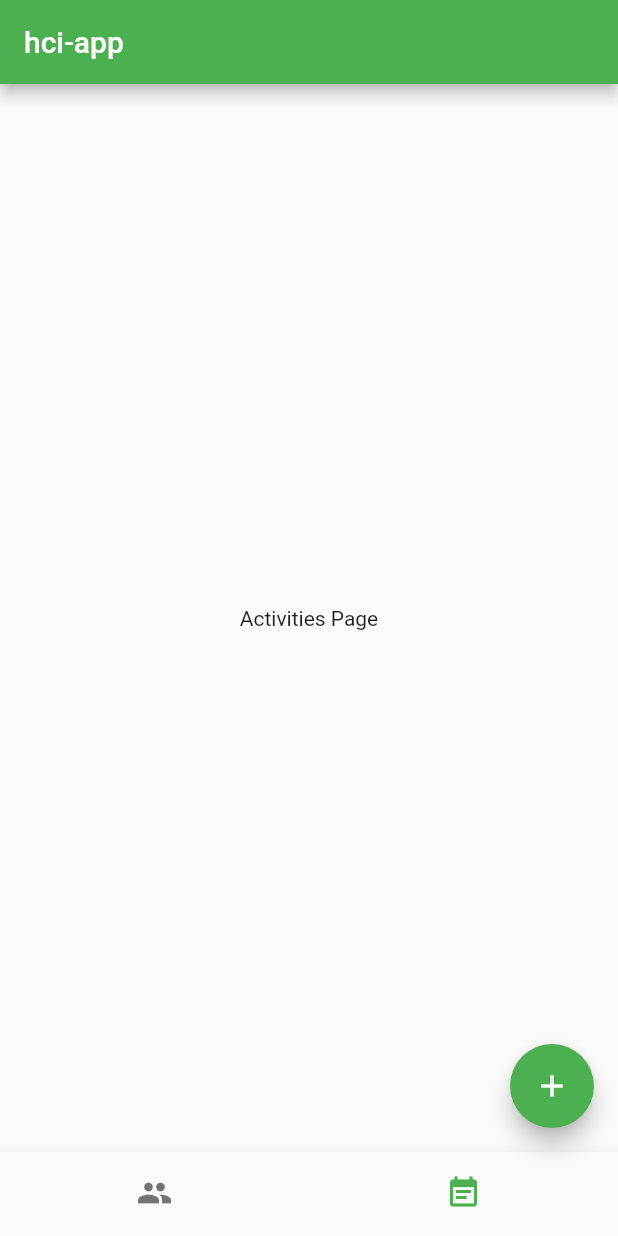
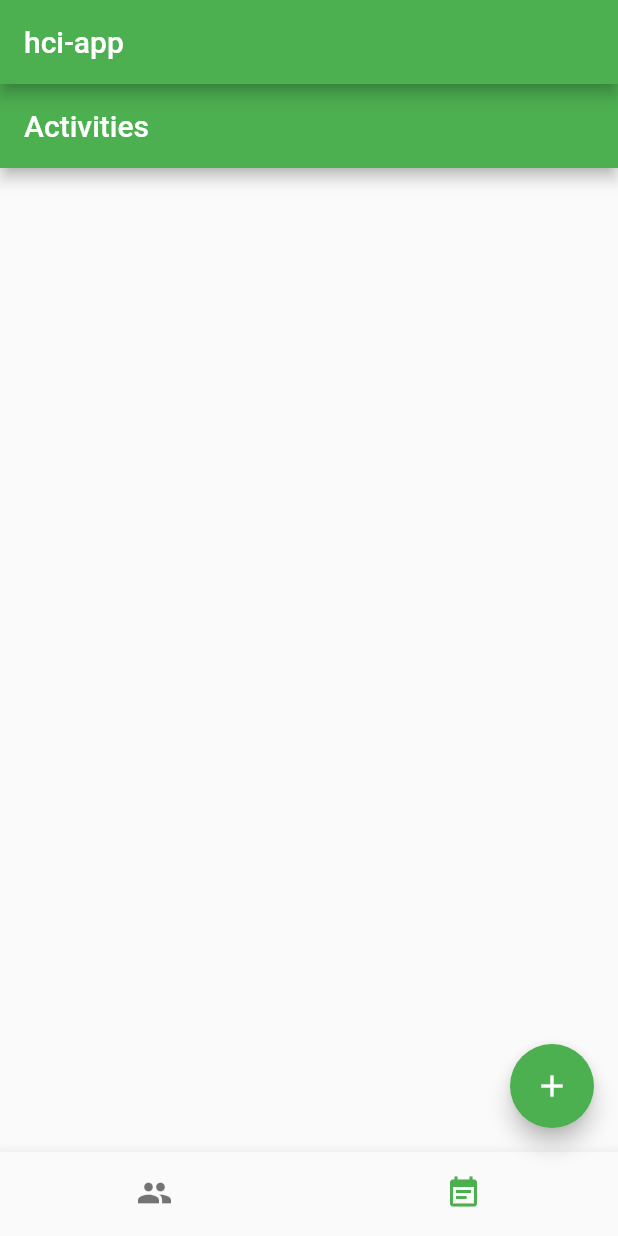
Before and after one commit to elduwa/hci-app, a Flutter app: the screen it shows after launch, item 2 of the bottom bar chosen, on a phone screen of 412 x 824 dp. Run offline on Flutter 3.47's test engine with Material 2 defaults, Android fonts, the light colour scheme and no system bars.

Commit message:
add activities pages

```diff
--- a/lib/activities_page.dart
+++ b/lib/activities_page.dart
@@ -6,11 +6,33 @@ class ActivitiesPage extends StatefulWidget {
 }
 
 class _ActivitiesPageState extends State<ActivitiesPage> {
+  final _chosenActivities = <Text>[];
+
   @override
   Widget build(BuildContext context) {
-    return Container(
-      alignment: Alignment.center,
-      child: Text('Activities Page'),
+    context.owner;
+    return Scaffold(
+      appBar: AppBar(
+        title: Text('Activities'),
+        automaticallyImplyLeading: true,
+      ),
+      body: _buildActivityList(),
+    );
+  }
+
+  Widget _buildActivityList() {
+    final Iterable<ListTile> tiles = _chosenActivities.map((Text activity) {
+      return ListTile(
+        title: activity,
+      );
+    });
+    final List<Widget> divided = ListTile.divideTiles(
+      tiles: tiles,
+      context: context,
+    ).toList();
+    return ListView(
+      padding: const EdgeInsets.all(16.0),
+      children: divided,
     );
   }
 }
--- /dev/null
+++ b/lib/choose_activities_page.dart
@@ -0,0 +1 @@
+import 'package:flutter/material.dart';
```
